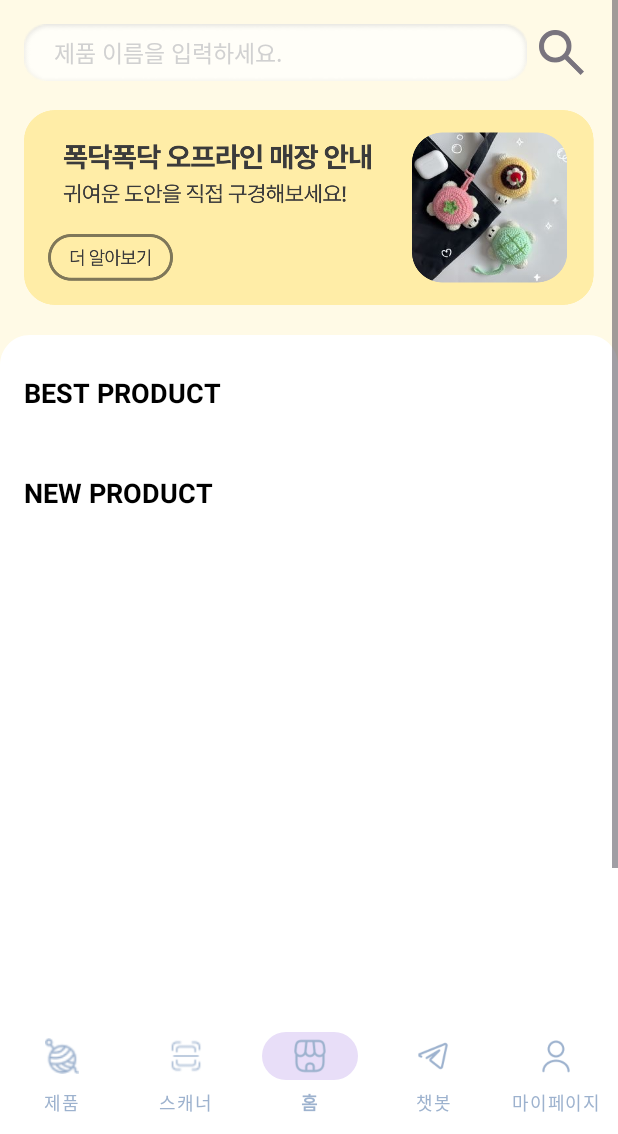
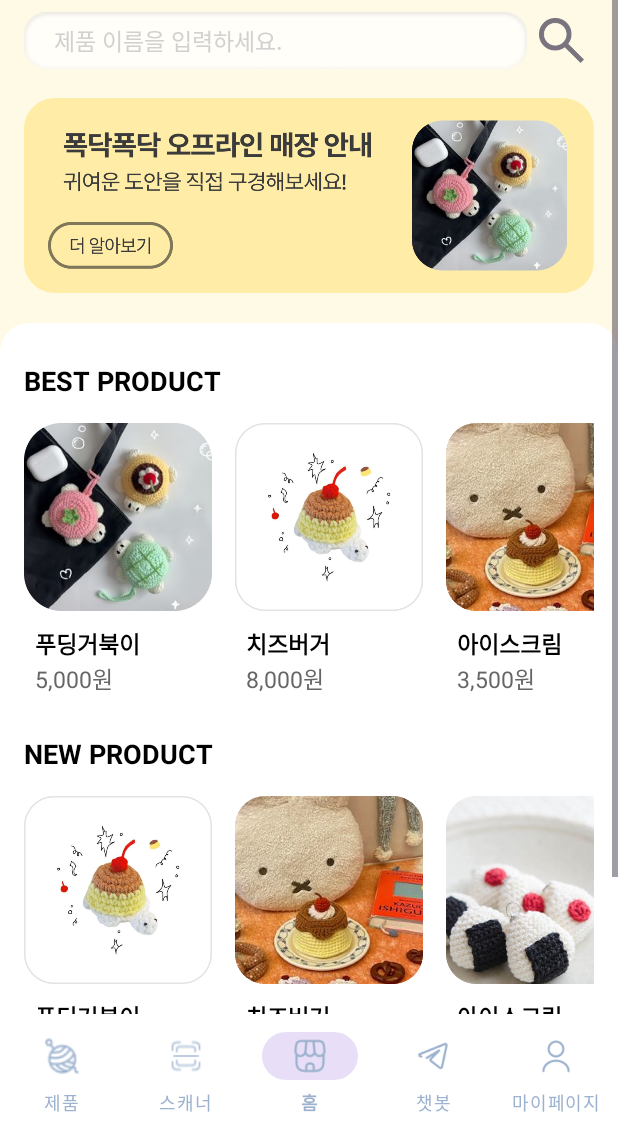
Before and after one commit to zuhugirlfuran/PogDagPogDag, an Android app: the screen it shows after launch (MainActivity), item 3 of the bottom bar chosen, on a phone screen of 412 x 824 dp, the part 102-1236 px from its top. Run offline under Robolectric (Android 15) with nearby library versions, the light colour scheme and no system bars.

Commit message:
MainFragment recyclerView 구현

```diff
--- a/snuggle_mobile/app/src/main/java/com/ssafy/snuggle_mobile/MainActivity.kt
+++ b/snuggle_mobile/app/src/main/java/com/ssafy/snuggle_mobile/MainActivity.kt
@@ -18,6 +18,7 @@ class MainActivity : AppCompatActivity() {
         replaceFragment(MainFragment())
 
         val bottomNavigation = binding.bottomNavigation
+        bottomNavigation.selectedItemId = R.id.home
 
         bottomNavigation.setOnItemSelectedListener { menuItem ->
             when (menuItem.itemId) {
--- a/snuggle_mobile/app/src/main/java/com/ssafy/snuggle_mobile/MainFragment.kt
+++ b/snuggle_mobile/app/src/main/java/com/ssafy/snuggle_mobile/MainFragment.kt
@@ -5,14 +5,80 @@ import androidx.fragment.app.Fragment
 import android.view.LayoutInflater
 import android.view.View
 import android.view.ViewGroup
+import androidx.recyclerview.widget.LinearLayoutManager
+import com.ssafy.snuggle_mobile.databinding.FragmentMainBinding
+import com.ssafy.snuggle_mobile.main.BestProduct
+import com.ssafy.snuggle_mobile.main.BestProductRecyclerViewAdapter
+import com.ssafy.snuggle_mobile.main.NewProduct
+import com.ssafy.snuggle_mobile.main.NewProductRecyclerViewAdapter
 
 class MainFragment : Fragment() {
+
+    // 리사이클러 어댑터
+    private lateinit var bestAdapter: BestProductRecyclerViewAdapter
+    private lateinit var newAdapter: NewProductRecyclerViewAdapter
+
+    // MainActivity
+    private lateinit var mainActivity: MainActivity
+
+    // 아이템 목록 저장
+    private lateinit var bestProductList: MutableList<BestProduct>
+    private lateinit var newProductList: MutableList<NewProduct>
+
+    // 바인딩 객체 선언 및 초기화
+    private var _binding: FragmentMainBinding? = null
+    private val binding get() = _binding!!
+
+    override fun onCreate(savedInstanceState: Bundle?) {
+        super.onCreate(savedInstanceState)
+
+        // MainActivity의 인스턴스를 가져옴
+        mainActivity = activity as MainActivity
+    }
 
     override fun onCreateView(
         inflater: LayoutInflater, container: ViewGroup?,
         savedInstanceState: Bundle?
     ): View? {
-        // Inflate the layout for this fragment
-        return inflater.inflate(R.layout.fragment_main, container, false)
+        _binding = FragmentMainBinding.inflate(inflater, container, false)
+
+        /* BestProduct */
+        // 상품 아이템 목록 초기화
+        bestProductList = mutableListOf(
+            BestProduct(R.drawable.item01, "푸딩거북이", "5,000원"),
+            BestProduct(R.drawable.item02, "치즈버거", "8,000원"),
+            BestProduct(R.drawable.item03, "아이스크림", "3,500원")
+        )
+
+        // RecyclerView 설정
+        val bestRecyclerView = binding.bestProductRecyclerView
+        bestRecyclerView.layoutManager = LinearLayoutManager(context, LinearLayoutManager.HORIZONTAL, false)
+
+        // 어댑터 초기화 및 연결
+        bestAdapter = BestProductRecyclerViewAdapter(bestProductList)
+        bestRecyclerView.adapter = bestAdapter
+
+        /* NewProduct */
+        // 상품 아이템 목록 초기화
+        newProductList = mutableListOf(
+            NewProduct(R.drawable.item02, "푸딩거북이", "5,000원"),
+            NewProduct(R.drawable.item03, "치즈버거", "8,000원"),
+            NewProduct(R.drawable.item04, "아이스크림", "3,500원")
+        )
+
+        // RecyclerView 설정
+        val newRecyclerView = binding.newProductRecyclerView
+        newRecyclerView.layoutManager = LinearLayoutManager(context, LinearLayoutManager.HORIZONTAL, false)
+
+        // 어댑터 초기화 및 연결
+        newAdapter = NewProductRecyclerViewAdapter(newProductList)
+        newRecyclerView.adapter = newAdapter
+
+        return binding.root
+    }
+
+    override fun onDestroyView() {
+        super.onDestroyView()
+        _binding = null
     }
 }
--- a/snuggle_mobile/app/src/main/java/com/ssafy/snuggle_mobile/main/BestProduct.kt
+++ b/snuggle_mobile/app/src/main/java/com/ssafy/snuggle_mobile/main/BestProduct.kt
@@ -1,4 +1,7 @@
 package com.ssafy.snuggle_mobile.main
 
-class BestProduct {
-}
+data class BestProduct(
+    val imageResId: Int,
+    val name: String,
+    val price: String
+)
--- a/snuggle_mobile/app/src/main/java/com/ssafy/snuggle_mobile/main/BestProductRecyclerViewAdapter.kt
+++ b/snuggle_mobile/app/src/main/java/com/ssafy/snuggle_mobile/main/BestProductRecyclerViewAdapter.kt
@@ -1,4 +1,34 @@
 package com.ssafy.snuggle_mobile.main
 
-class BestProductRecyclerViewAdapter {
+import android.view.LayoutInflater
+import android.view.View
+import android.view.ViewGroup
+import android.widget.ImageView
+import android.widget.TextView
+import androidx.recyclerview.widget.RecyclerView
+import com.ssafy.snuggle_mobile.R
+
+class BestProductRecyclerViewAdapter(
+    private val itemList: List<BestProduct>
+) : RecyclerView.Adapter<BestProductRecyclerViewAdapter.BestProductViewHolder>() {
+
+    override fun onCreateViewHolder(parent: ViewGroup, viewType: Int): BestProductViewHolder {
+        val view = LayoutInflater.from(parent.context).inflate(R.layout.main_horizontal_recycler_item, parent, false)
+        return BestProductViewHolder(view)
+    }
+
+    override fun onBindViewHolder(holder: BestProductViewHolder, position: Int) {
+        val item = itemList[position]
+        holder.itemImage.setImageResource(item.imageResId)
+        holder.itemName.text = item.name
+        holder.itemPrice.text = item.price
+    }
+
+    override fun getItemCount(): Int = itemList.size
+
+    class BestProductViewHolder(itemView: View) : RecyclerView.ViewHolder(itemView) {
+        val itemImage: ImageView = itemView.findViewById(R.id.item_image)
+        val itemName: TextView = itemView.findViewById(R.id.item_name)
+        val itemPrice: TextView = itemView.findViewById(R.id.item_price)
+    }
 }
--- a/snuggle_mobile/app/src/main/java/com/ssafy/snuggle_mobile/main/NewProduct.kt
+++ b/snuggle_mobile/app/src/main/java/com/ssafy/snuggle_mobile/main/NewProduct.kt
@@ -1,6 +1,6 @@
 package com.ssafy.snuggle_mobile.main
 
-data class BestProduct(
+data class NewProduct(
     val imageResId: Int,
     val name: String,
     val price: String
--- a/snuggle_mobile/app/src/main/java/com/ssafy/snuggle_mobile/main/NewProductRecyclerViewAdapter.kt
+++ b/snuggle_mobile/app/src/main/java/com/ssafy/snuggle_mobile/main/NewProductRecyclerViewAdapter.kt
@@ -8,9 +8,9 @@ import android.widget.TextView
 import androidx.recyclerview.widget.RecyclerView
 import com.ssafy.snuggle_mobile.R
 
-class BestProductRecyclerViewAdapter(
-    private val itemList: List<BestProduct>
-) : RecyclerView.Adapter<BestProductRecyclerViewAdapter.BestProductViewHolder>() {
+class NewProductRecyclerViewAdapter(
+    private val itemList: MutableList<NewProduct>
+) : RecyclerView.Adapter<NewProductRecyclerViewAdapter.BestProductViewHolder>() {
 
     override fun onCreateViewHolder(parent: ViewGroup, viewType: Int): BestProductViewHolder {
         val view = LayoutInflater.from(parent.context).inflate(R.layout.main_horizontal_recycler_item, parent, false)
--- a/snuggle_mobile/app/src/main/res/layout/fragment_main.xml
+++ b/snuggle_mobile/app/src/main/res/layout/fragment_main.xml
@@ -13,7 +13,10 @@
 
         <!-- 검색창 -->
         <LinearLayout
-            android:padding="16dp"
+            android:paddingTop="8dp"
+            android:paddingLeft="16dp"
+            android:paddingRight="16dp"
+            android:paddingBottom="16dp"
             android:layout_width="match_parent"
             android:layout_height="wrap_content"
             android:gravity="center_vertical"
--- a/snuggle_mobile/app/src/main/res/layout/main_horizontal_recycler_item.xml
+++ b/snuggle_mobile/app/src/main/res/layout/main_horizontal_recycler_item.xml
@@ -1,8 +1,8 @@
 <?xml version="1.0" encoding="utf-8"?>
 <LinearLayout
     xmlns:android="http://schemas.android.com/apk/res/android"
-    android:layout_width="match_parent"
-    android:layout_height="match_parent"
+    android:layout_width="wrap_content"
+    android:layout_height="wrap_content"
     android:orientation="vertical"
     android:layout_marginRight="15dp">
 
```
